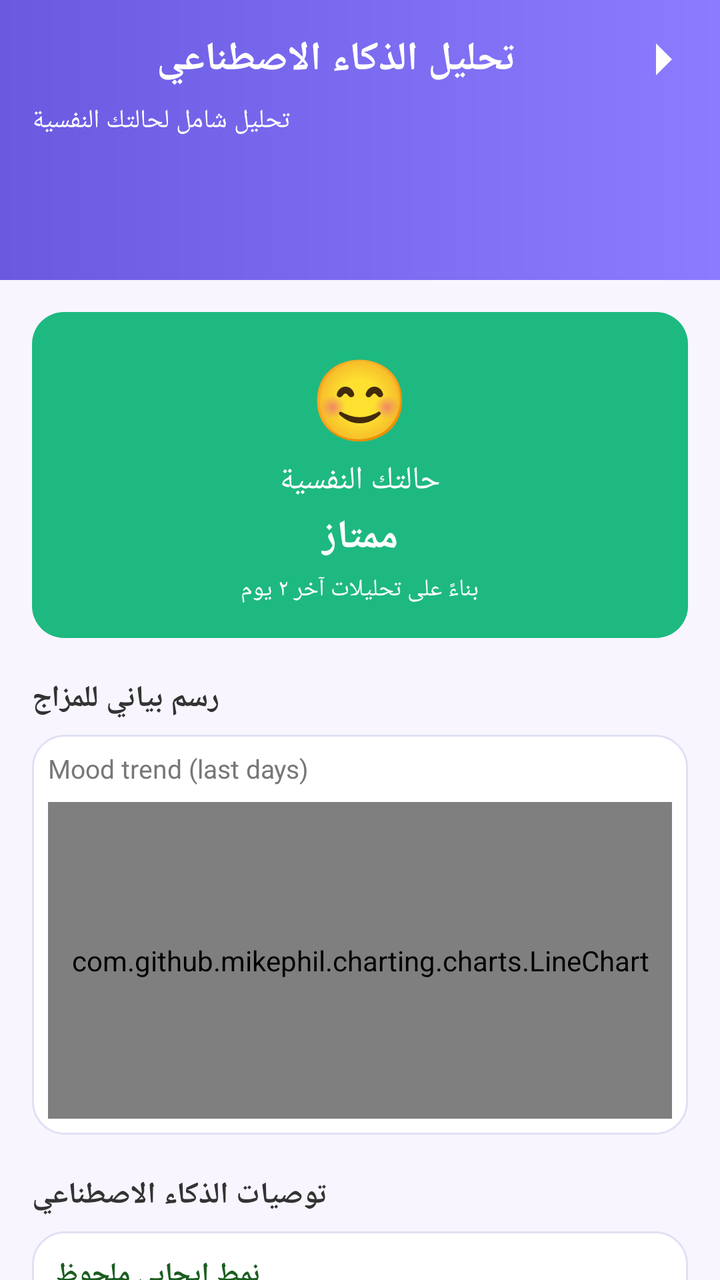
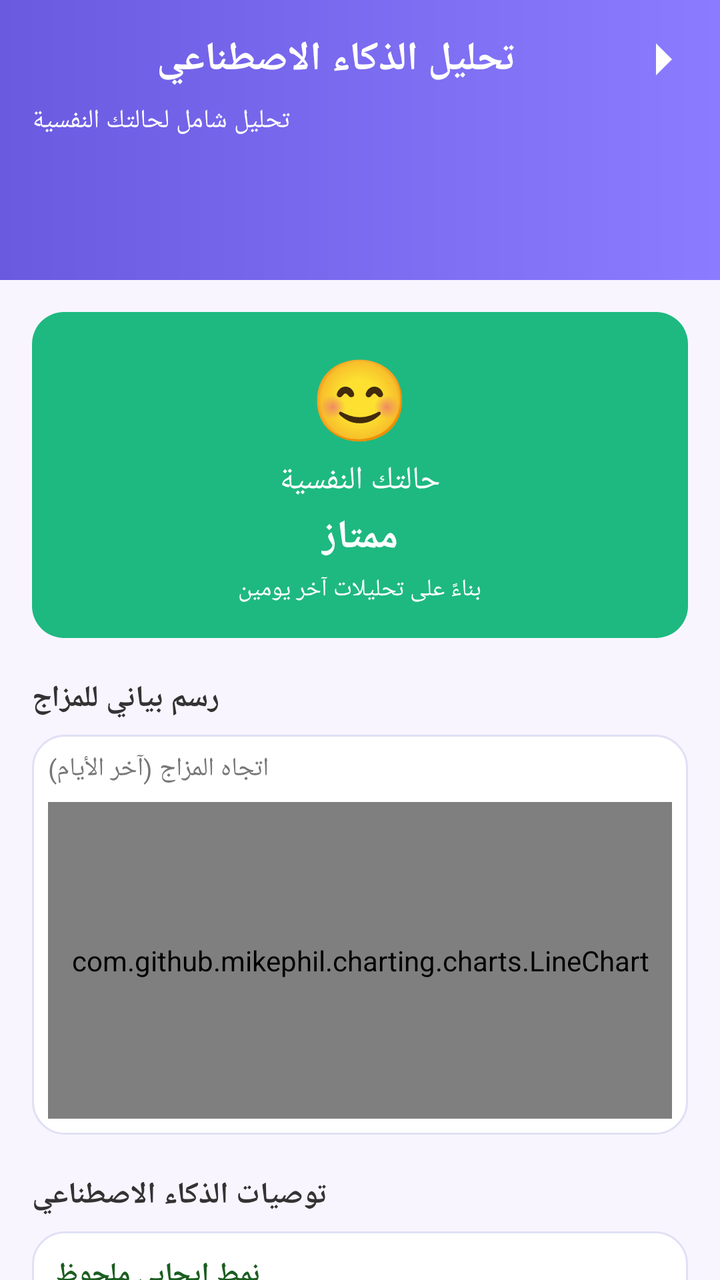

Two renders of the same Android screen: before a commit and after it. Below are the layout's source before the change and the commit's diff.
<!-- AndroidManifest.xml: application theme Theme.Mentalhealthapp -->
<!-- res/layout/fragment_analysis.xml -->
<?xml version="1.0" encoding="utf-8"?>
<androidx.constraintlayout.widget.ConstraintLayout
    xmlns:android="http://schemas.android.com/apk/res/android"
    xmlns:app="http://schemas.android.com/apk/res-auto"
    xmlns:tools="http://schemas.android.com/tools"
    android:layout_width="match_parent"
    android:layout_height="match_parent"
    android:background="#F8F5FF">

    
    <LinearLayout
        android:id="@+id/headerAnalysis"
        android:layout_width="0dp"
        android:layout_height="140dp"
        android:orientation="vertical"
        android:padding="16dp"
        android:background="@drawable/bg_gradient_header"
        app:layout_constraintTop_toTopOf="parent"
        app:layout_constraintStart_toStartOf="parent"
        app:layout_constraintEnd_toEndOf="parent">

        
        <LinearLayout
            android:layout_width="match_parent"
            android:layout_height="wrap_content"
            android:gravity="center_vertical"
            android:orientation="horizontal">

            <TextView
                android:id="@+id/txtAnalysisTitle"
                android:layout_width="0dp"
                android:layout_height="wrap_content"
                android:layout_weight="1"
                android:text="تحليل الذكاء الاصطناعي"
                android:textColor="@android:color/white"
                android:textSize="20sp"
                android:textStyle="bold"
                android:gravity="center"/>

            
            <ImageView
                android:id="@+id/imgAnalysisArrow"
                android:layout_width="24dp"
                android:layout_height="24dp"
                android:src="@drawable/ic_arrow_forward"
                app:tint="@android:color/white"/>
        </LinearLayout>

        <TextView
            android:id="@+id/txtAnalysisSubtitle"
            android:layout_width="wrap_content"
            android:layout_height="wrap_content"
            android:text="تحليل شامل لحالتك النفسية"
            android:textColor="@android:color/white"
            android:textSize="13sp"
            android:layout_marginTop="8dp"/>
    </LinearLayout>

    
    <androidx.core.widget.NestedScrollView
        android:id="@+id/scrollAnalysis"
        android:layout_width="0dp"
        android:layout_height="0dp"
        android:fillViewport="true"
        app:layout_constraintTop_toBottomOf="@id/headerAnalysis"
        app:layout_constraintBottom_toBottomOf="parent"
        app:layout_constraintStart_toStartOf="parent"
        app:layout_constraintEnd_toEndOf="parent">

        <LinearLayout
            android:orientation="vertical"
            android:layout_width="match_parent"
            android:layout_height="wrap_content"
            android:padding="16dp">

            
            <LinearLayout
                android:id="@+id/cardMoodStatus"
                android:layout_width="match_parent"
                android:layout_height="wrap_content"
                android:orientation="vertical"
                android:padding="16dp"
                android:background="@drawable/bg_status_card"
                android:gravity="center_horizontal">

                <TextView
                    android:id="@+id/txtStatusEmoji"
                    android:layout_width="wrap_content"
                    android:layout_height="wrap_content"
                    android:text="😊"
                    android:textSize="40sp"/>

                <TextView
                    android:id="@+id/txtStatusLabel"
                    android:layout_width="wrap_content"
                    android:layout_height="wrap_content"
                    android:text="حالتك النفسية"
                    android:textColor="@android:color/white"
                    android:textSize="16sp"
                    android:layout_marginTop="4dp"/>

                <TextView
                    android:id="@+id/txtStatusValue"
                    android:layout_width="wrap_content"
                    android:layout_height="wrap_content"
                    android:text="ممتاز"
                    android:textColor="@android:color/white"
                    android:textStyle="bold"
                    android:textSize="20sp"
                    android:layout_marginTop="4dp"/>

                <TextView
                    android:id="@+id/txtStatusNote"
                    android:layout_width="wrap_content"
                    android:layout_height="wrap_content"
                    android:text="بناءً على تحليلات آخر ٢ يوم"
                    android:textColor="@android:color/white"
                    android:textSize="12sp"
                    android:layout_marginTop="4dp"/>
            </LinearLayout>

            
            <TextView
                android:id="@+id/txtMoodChartTitle"
                android:layout_width="wrap_content"
                android:layout_height="wrap_content"
                android:text="رسم بياني للمزاج"
                android:textSize="15sp"
                android:textStyle="bold"
                android:textColor="#333333"
                android:layout_marginTop="20dp"/>

            
            
            <LinearLayout
                android:id="@+id/cardMoodChart"
                android:layout_width="match_parent"
                android:layout_height="200dp"
                android:orientation="vertical"
                android:background="@drawable/bg_white_card"
                android:layout_marginTop="8dp"
                android:padding="8dp">

                <TextView
                    android:layout_width="wrap_content"
                    android:layout_height="wrap_content"
                    android:text="Mood trend (last days)"
                    android:textSize="13sp"
                    android:textColor="#777777"/>

                
                <com.github.mikephil.charting.charts.LineChart
                    android:id="@+id/lineChartMood"
                    android:layout_width="match_parent"
                    android:layout_height="0dp"
                    android:layout_marginTop="8dp"
                    android:layout_weight="1"
                    tools:ignore="MissingClass" />
            </LinearLayout>

            
            <TextView
                android:id="@+id/txtAiRecsTitle"
                android:layout_width="wrap_content"
                android:layout_height="wrap_content"
                android:text="توصيات الذكاء الاصطناعي"
                android:textSize="15sp"
                android:textStyle="bold"
                android:textColor="#333333"
                android:layout_marginTop="20dp"/>

            
            <LinearLayout
                android:id="@+id/cardPattern"
                android:layout_width="match_parent"
                android:layout_height="wrap_content"
                android:orientation="vertical"
                android:background="@drawable/bg_white_card"
                android:padding="12dp"
                android:layout_marginTop="8dp">

                <TextView
                    android:id="@+id/txtPatternTitle"
                    android:layout_width="wrap_content"
                    android:layout_height="wrap_content"
                    android:text="نمط إيجابي ملحوظ"
                    android:textSize="14sp"
                    android:textStyle="bold"
                    android:textColor="#1B5E20"/>

                <TextView
                    android:id="@+id/txtPatternBody"
                    android:layout_width="match_parent"
                    android:layout_height="wrap_content"
                    android:text="لاحظنا تحسنًا في مزاجك خلال الأيام الأخيرة. استمر في ممارساتك الإيجابية الحالية."
                    android:textSize="13sp"
                    android:textColor="#555555"
                    android:layout_marginTop="4dp"/>
            </LinearLayout>

            
            <LinearLayout
                android:id="@+id/cardSuggestion"
                android:layout_width="match_parent"
                android:layout_height="wrap_content"
                android:orientation="vertical"
                android:background="@drawable/bg_white_card"
                android:padding="12dp"
                android:layout_marginTop="8dp">

                <TextView
                    android:id="@+id/txtSuggestionTitle"
                    android:layout_width="wrap_content"
                    android:layout_height="wrap_content"
                    android:text="نصيحة للتحسين"
                    android:textSize="14sp"
                    android:textStyle="bold"
                    android:textColor="#6A1B9A"/>

                <TextView
                    android:id="@+id/txtSuggestionBody"
                    android:layout_width="match_parent"
                    android:layout_height="wrap_content"
                    android:text="حاول تخصيص وقت للاسترخاء أو المشي في الطبيعة، هذه الأنشطة تساعد على تحسين الحالة المزاجية."
                    android:textSize="13sp"
                    android:textColor="#555555"
                    android:layout_marginTop="4dp"/>
            </LinearLayout>

            
            <TextView
                android:id="@+id/txtStatsTitle"
                android:layout_width="wrap_content"
                android:layout_height="wrap_content"
                android:text="إحصائيات"
                android:textSize="15sp"
                android:textStyle="bold"
                android:textColor="#333333"
                android:layout_marginTop="20dp"/>

            
            <LinearLayout
                android:id="@+id/layoutStatsRow"
                android:layout_width="match_parent"
                android:layout_height="wrap_content"
                android:orientation="horizontal"
                android:layout_marginTop="8dp">

                
                <LinearLayout
                    android:id="@+id/cardTotalEntries"
                    android:layout_width="0dp"
                    android:layout_height="90dp"
                    android:layout_weight="1"
                    android:orientation="vertical"
                    android:gravity="center"
                    android:background="@drawable/bg_white_card"
                    android:padding="8dp"
                    android:layout_marginEnd="4dp">

                    <TextView
                        android:layout_width="wrap_content"
                        android:layout_height="wrap_content"
                        android:text="عدد التسجيلات"
                        android:textSize="12sp"
                        android:textColor="#777777"/>

                    <TextView
                        android:id="@+id/txtTotalEntries"
                        android:layout_width="wrap_content"
                        android:layout_height="wrap_content"
                        android:text="2"
                        android:textSize="20sp"
                        android:textStyle="bold"
                        android:textColor="#333333"/>
                </LinearLayout>

                
                <LinearLayout
                    android:id="@+id/cardAvgMood"
                    android:layout_width="0dp"
                    android:layout_height="90dp"
                    android:layout_weight="1"
                    android:orientation="vertical"
                    android:gravity="center"
                    android:background="@drawable/bg_white_card"
                    android:padding="8dp"
                    android:layout_marginStart="4dp">

                    <TextView
                        android:layout_width="wrap_content"
                        android:layout_height="wrap_content"
                        android:text="متوسط المزاج"
                        android:textSize="12sp"
                        android:textColor="#777777"/>

                    <TextView
                        android:id="@+id/txtAvgMood"
                        android:layout_width="wrap_content"
                        android:layout_height="wrap_content"
                        android:text="4.5 / 5"
                        android:textSize="20sp"
                        android:textStyle="bold"
                        android:textColor="#333333"/>
                </LinearLayout>
            </LinearLayout>

        </LinearLayout>
    </androidx.core.widget.NestedScrollView>

</androidx.constraintlayout.widget.ConstraintLayout>
<!-- resources referenced by this layout -->
<resources>
  <!-- drawable bg_gradient_header (drawable) -->
  <shape xmlns:android="http://schemas.android.com/apk/res/android"
      android:shape="rectangle">
  
      
      <gradient
          android:startColor="#6A5AE0"
          android:endColor="#8B7CFF"
          android:angle="0" />
  
  </shape>
  <!-- drawable bg_status_card (drawable) -->
  <?xml version="1.0" encoding="utf-8"?>
  <shape xmlns:android="http://schemas.android.com/apk/res/android"
      android:shape="rectangle">
  
      <solid android:color="#1EB980"/>
      <corners android:radius="16dp"/>
  </shape>
  <!-- drawable bg_white_card (drawable) -->
  <?xml version="1.0" encoding="utf-8"?>
  <shape xmlns:android="http://schemas.android.com/apk/res/android"
      android:shape="rectangle">
  
      <solid android:color="#FFFFFF"/>
      <corners android:radius="16dp"/>
      <stroke
          android:width="1dp"
          android:color="#E0E0F5"/>
  </shape>
  <!-- drawable ic_arrow_forward (drawable) -->
  <?xml version="1.0" encoding="utf-8"?>
  <vector xmlns:android="http://schemas.android.com/apk/res/android"
      android:width="24dp"
      android:height="24dp"
      android:viewportWidth="24"
      android:viewportHeight="24">
  
      
      <path
          android:fillColor="#FFFFFF"
          android:pathData="M8,4 L16,12 L8,20" />
  </vector>
  <style name="Theme.Mentalhealthapp" parent="Base.Theme.Mentalhealthapp" />
  <style name="Base.Theme.Mentalhealthapp" parent="Theme.Material3.DayNight.NoActionBar">
          
          
      </style>
</resources>

<!-- the commit's change to res/layout/fragment_analysis.xml (unified diff, before → after) -->
@@ -31,7 +31,7 @@
                 android:layout_width="0dp"
                 android:layout_height="wrap_content"
                 android:layout_weight="1"
-                android:text="تحليل الذكاء الاصطناعي"
+                android:text="@string/analysis_title"
                 android:textColor="@android:color/white"
                 android:textSize="20sp"
                 android:textStyle="bold"
@@ -50,7 +50,7 @@
             android:id="@+id/txtAnalysisSubtitle"
             android:layout_width="wrap_content"
             android:layout_height="wrap_content"
-            android:text="تحليل شامل لحالتك النفسية"
+            android:text="@string/analysis_subtitle"
             android:textColor="@android:color/white"
             android:textSize="13sp"
             android:layout_marginTop="8dp"/>
@@ -94,7 +94,7 @@
                     android:id="@+id/txtStatusLabel"
                     android:layout_width="wrap_content"
                     android:layout_height="wrap_content"
-                    android:text="حالتك النفسية"
+                    android:text="@string/status_label"
                     android:textColor="@android:color/white"
                     android:textSize="16sp"
                     android:layout_marginTop="4dp"/>
@@ -103,7 +103,7 @@
                     android:id="@+id/txtStatusValue"
                     android:layout_width="wrap_content"
                     android:layout_height="wrap_content"
-                    android:text="ممتاز"
+                    android:text="@string/status_value_default"
                     android:textColor="@android:color/white"
                     android:textStyle="bold"
                     android:textSize="20sp"
@@ -113,7 +113,7 @@
                     android:id="@+id/txtStatusNote"
                     android:layout_width="wrap_content"
                     android:layout_height="wrap_content"
-                    android:text="بناءً على تحليلات آخر ٢ يوم"
+                    android:text="@string/status_note_default"
                     android:textColor="@android:color/white"
                     android:textSize="12sp"
                     android:layout_marginTop="4dp"/>
@@ -124,13 +124,12 @@
                 android:id="@+id/txtMoodChartTitle"
                 android:layout_width="wrap_content"
                 android:layout_height="wrap_content"
-                android:text="رسم بياني للمزاج"
+                android:text="@string/mood_chart_title"
                 android:textSize="15sp"
                 android:textStyle="bold"
                 android:textColor="#333333"
                 android:layout_marginTop="20dp"/>
 
-            
             
             <LinearLayout
                 android:id="@+id/cardMoodChart"
@@ -144,7 +143,7 @@
                 <TextView
                     android:layout_width="wrap_content"
                     android:layout_height="wrap_content"
-                    android:text="Mood trend (last days)"
+                    android:text="@string/mood_chart_subtitle"
                     android:textSize="13sp"
                     android:textColor="#777777"/>
 
@@ -163,7 +162,7 @@
                 android:id="@+id/txtAiRecsTitle"
                 android:layout_width="wrap_content"
                 android:layout_height="wrap_content"
-                android:text="توصيات الذكاء الاصطناعي"
+                android:text="@string/ai_recs_title"
                 android:textSize="15sp"
                 android:textStyle="bold"
                 android:textColor="#333333"
@@ -183,7 +182,7 @@
                     android:id="@+id/txtPatternTitle"
                     android:layout_width="wrap_content"
                     android:layout_height="wrap_content"
-                    android:text="نمط إيجابي ملحوظ"
+                    android:text="@string/pattern_title_default"
                     android:textSize="14sp"
                     android:textStyle="bold"
                     android:textColor="#1B5E20"/>
@@ -192,7 +191,7 @@
                     android:id="@+id/txtPatternBody"
                     android:layout_width="match_parent"
                     android:layout_height="wrap_content"
-                    android:text="لاحظنا تحسنًا في مزاجك خلال الأيام الأخيرة. استمر في ممارساتك الإيجابية الحالية."
+                    android:text="@string/pattern_body_default"
                     android:textSize="13sp"
                     android:textColor="#555555"
                     android:layout_marginTop="4dp"/>
@@ -212,7 +211,7 @@
                     android:id="@+id/txtSuggestionTitle"
                     android:layout_width="wrap_content"
                     android:layout_height="wrap_content"
-                    android:text="نصيحة للتحسين"
+                    android:text="@string/suggestion_title_default"
                     android:textSize="14sp"
                     android:textStyle="bold"
                     android:textColor="#6A1B9A"/>
@@ -221,7 +220,7 @@
                     android:id="@+id/txtSuggestionBody"
                     android:layout_width="match_parent"
                     android:layout_height="wrap_content"
-                    android:text="حاول تخصيص وقت للاسترخاء أو المشي في الطبيعة، هذه الأنشطة تساعد على تحسين الحالة المزاجية."
+                    android:text="@string/suggestion_body_default"
                     android:textSize="13sp"
                     android:textColor="#555555"
                     android:layout_marginTop="4dp"/>
@@ -232,7 +231,7 @@
                 android:id="@+id/txtStatsTitle"
                 android:layout_width="wrap_content"
                 android:layout_height="wrap_content"
-                android:text="إحصائيات"
+                android:text="@string/stats_title"
                 android:textSize="15sp"
                 android:textStyle="bold"
                 android:textColor="#333333"
@@ -261,7 +260,7 @@
                     <TextView
                         android:layout_width="wrap_content"
                         android:layout_height="wrap_content"
-                        android:text="عدد التسجيلات"
+                        android:text="@string/stats_total_entries_label"
                         android:textSize="12sp"
                         android:textColor="#777777"/>
 
@@ -269,7 +268,7 @@
                         android:id="@+id/txtTotalEntries"
                         android:layout_width="wrap_content"
                         android:layout_height="wrap_content"
-                        android:text="2"
+                        android:text="@string/stats_total_entries_default"
                         android:textSize="20sp"
                         android:textStyle="bold"
                         android:textColor="#333333"/>
@@ -290,7 +289,7 @@
                     <TextView
                         android:layout_width="wrap_content"
                         android:layout_height="wrap_content"
-                        android:text="متوسط المزاج"
+                        android:text="@string/stats_avg_mood_label"
                         android:textSize="12sp"
                         android:textColor="#777777"/>
 
@@ -298,7 +297,7 @@
                         android:id="@+id/txtAvgMood"
                         android:layout_width="wrap_content"
                         android:layout_height="wrap_content"
-                        android:text="4.5 / 5"
+                        android:text="@string/stats_avg_mood_default"
                         android:textSize="20sp"
                         android:textStyle="bold"
                         android:textColor="#333333"/>
<!-- resource entries referenced after the edit -->
@@ -43,6 +43,27 @@
           android:fillColor="#FFFFFF"
           android:pathData="M8,4 L16,12 L8,20" />
   </vector>
+  <string name="ai_recs_title">توصيات الذكاء الاصطناعي</string>
+  <string name="analysis_subtitle">تحليل شامل لحالتك النفسية</string>
+  <string name="analysis_title">تحليل الذكاء الاصطناعي</string>
+  <string name="mood_chart_subtitle">اتجاه المزاج (آخر الأيام)</string>
+  <string name="mood_chart_title">رسم بياني للمزاج</string>
+  <string name="pattern_body_default">
+          لاحظنا تحسنًا في مزاجك خلال الأيام الأخيرة. استمر في ممارساتك الإيجابية الحالية.
+      </string>
+  <string name="pattern_title_default">نمط إيجابي ملحوظ</string>
+  <string name="stats_avg_mood_default">0.0 / 5</string>
+  <string name="stats_avg_mood_label">متوسط المزاج</string>
+  <string name="stats_title">إحصائيات</string>
+  <string name="stats_total_entries_default">0</string>
+  <string name="stats_total_entries_label">عدد التسجيلات</string>
+  <string name="status_label">حالتك النفسية</string>
+  <string name="status_note_default">بناءً على تحليلات آخر يومين</string>
+  <string name="status_value_default">ممتاز</string>
+  <string name="suggestion_body_default">
+          حاول تخصيص وقت للاسترخاء أو المشي في الطبيعة، فهذه الأنشطة تساعد على تحسين الحالة المزاجية.
+      </string>
+  <string name="suggestion_title_default">نصيحة للتحسين</string>
   <style name="Theme.Mentalhealthapp" parent="Base.Theme.Mentalhealthapp" />
   <style name="Base.Theme.Mentalhealthapp" parent="Theme.Material3.DayNight.NoActionBar">
           
